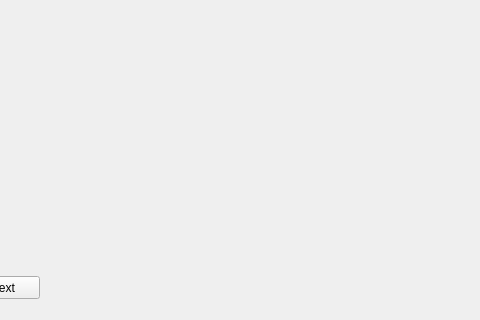
wrenchzc/photomanagger, file photomanager/ui/file_dup.ui: the form before one commit; both pictures show x 145 to 625 and y 534 to 854 of the 1021 by 854 pixel window.
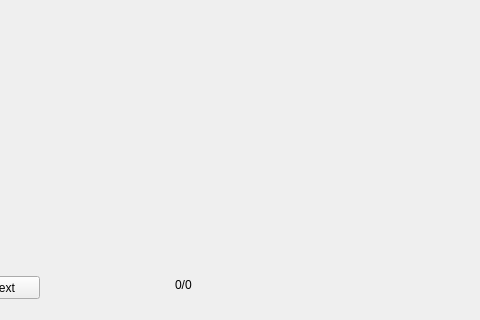
The form after the commit.

Commit message: add index in remove dup UI

What changed in the file:
```diff
--- a/photomanager/ui/file_dup.ui
+++ b/photomanager/ui/file_dup.ui
@@ -115,6 +115,19 @@
     <string>Delete</string>
    </property>
   </widget>
+  <widget class="QLabel" name="lblIndex">
+   <property name="geometry">
+    <rect>
+     <x>320</x>
+     <y>810</y>
+     <width>131</width>
+     <height>17</height>
+    </rect>
+   </property>
+   <property name="text">
+    <string>0/0</string>
+   </property>
+  </widget>
  </widget>
  <resources/>
  <connections>
```
The commit also changes 2 other files.
